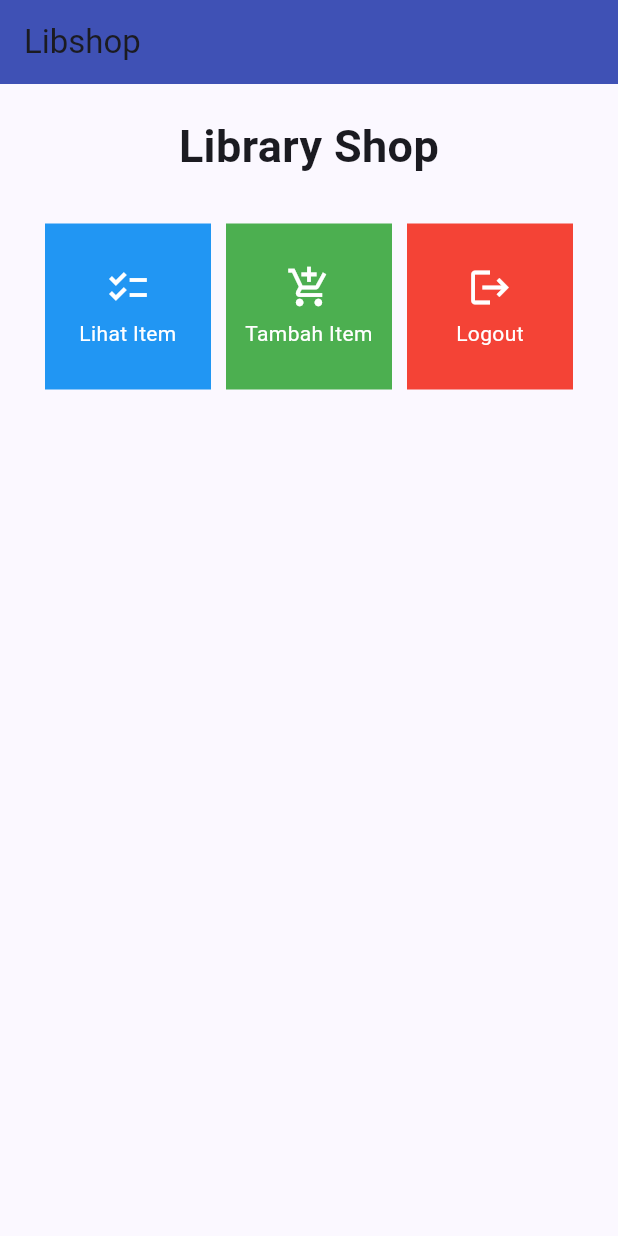
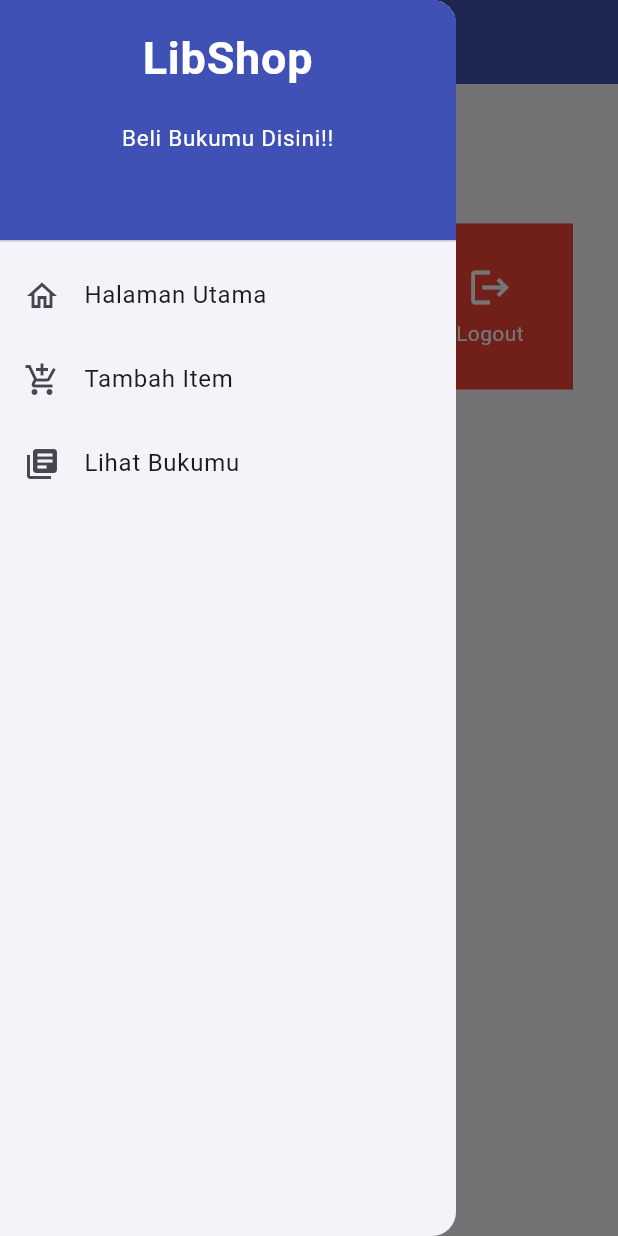
Before and after one commit to hilmiatha/libshop-mobile, a Flutter app: the screen it shows after launch, with the side drawer open (before the commit the screen has no drawer), on a phone screen of 412 x 824 dp. Run offline on Flutter 3.47's test engine with Material 2 defaults, Android fonts, the phone set to English and light mode, and no system bars.

Commit message:
finished assignment 8

```diff
--- a/lib/main.dart
+++ b/lib/main.dart
@@ -1,5 +1,5 @@
 import 'package:flutter/material.dart';
-import 'package:libshop_mobile/menu.dart';
+import 'package:libshop_mobile/screens/menu.dart';
 
 void main() {
   runApp(const MyApp());
--- a/lib/menu.dart
+++ b/lib/screens/menu.dart
@@ -1,4 +1,7 @@
 import 'package:flutter/material.dart';
+import 'package:libshop_mobile/widgets/left_drawer.dart';
+import 'package:libshop_mobile/screens/shoplist_form.dart';
+import 'package:libshop_mobile/widgets/shop_card.dart';
 
 class MyHomePage extends StatelessWidget {
   MyHomePage({Key? key}) : super(key: key);
@@ -22,6 +25,7 @@
           'Libshop',
         ),
       ),
+      drawer: const LeftDrawer(),
       body: SingleChildScrollView(
         // Widget wrapper yang dapat discroll
         child: Padding(
@@ -62,13 +66,7 @@
     );
   }
 }
-class ShopItem {
-  final String name;
-  final IconData icon;
-  final Color color;
 
-  ShopItem(this.name, this.icon,this.color);
-}
 
 class ShopCard extends StatelessWidget {
   final ShopItem item;
@@ -87,6 +85,11 @@
             ..hideCurrentSnackBar()
             ..showSnackBar(SnackBar(
                 content: Text("Kamu telah menekan tombol ${item.name}!")));
+          // Navigate ke route yang sesuai (tergantung jenis tombol)
+          if (item.name == "Tambah Item") {
+            Navigator.push(context,
+                MaterialPageRoute(builder: (context) => const ShopFormPage()));
+          }
         },
         child: Container(
           // Container untuk menyimpan Icon dan Text
--- /dev/null
+++ b/lib/widgets/globals.dart
@@ -0,0 +1,4 @@
+library libshop_mobile.globals;
+import 'package:libshop_mobile/screens/shoplist_form.dart';
+
+List<Buku> semuaBuku = [];
--- /dev/null
+++ b/lib/widgets/left_drawer.dart
@@ -0,0 +1,82 @@
+import 'package:flutter/material.dart';
+import 'package:libshop_mobile/screens/menu.dart';
+import 'package:libshop_mobile/screens/shoplist_form.dart';
+import 'package:libshop_mobile/screens/data_buku.dart';
+
+
+
+class LeftDrawer extends StatelessWidget {
+  const LeftDrawer({super.key});
+
+  @override
+  Widget build(BuildContext context) {
+    return Drawer(
+      child: ListView(
+        children: [
+          const DrawerHeader(
+            decoration: BoxDecoration(
+              color: Colors.indigo,
+            ),
+            child: Column(
+              children: [
+                Text(
+                  'LibShop',
+                  textAlign: TextAlign.center,
+                  style: TextStyle(
+                    fontSize: 30,
+                    fontWeight: FontWeight.bold,
+                    color: Colors.white,
+                  ),
+                ),
+                Padding(padding: EdgeInsets.all(10)),
+                Text("Beli Bukumu Disini!!",
+                  textAlign: TextAlign.center,
+                  style: TextStyle(
+                    fontSize: 15,
+                    fontWeight: FontWeight.normal,
+                    color: Colors.white,
+                  ),
+                ),
+              ],
+            ),
+          ),
+          ListTile(
+            leading: const Icon(Icons.home_outlined),
+            title: const Text('Halaman Utama'),
+            // Bagian redirection ke MyHomePage
+            onTap: () {
+              Navigator.pushReplacement(
+                  context,
+                  MaterialPageRoute(
+                    builder: (context) => MyHomePage(),
+                  ));
+            },
+          ),
+          ListTile(
+            leading: const Icon(Icons.add_shopping_cart),
+            title: const Text('Tambah Item'),
+            // Bagian redirection ke ShopFormPage
+            onTap: () {
+              Navigator.pushReplacement(
+                  context,
+                  MaterialPageRoute(
+                    builder: (context) => const ShopFormPage(),
+                  ));
+            },
+          ),
+          ListTile(
+            leading: const Icon(Icons.library_books),
+            title: const Text('Lihat Bukumu'),
+            onTap: () {
+              Navigator.pushReplacement(
+                  context,
+                  MaterialPageRoute(
+                    builder: (context) => const DataBukuPage(),
+                  ));
+            },
+          ),
+        ],
+      ),
+    );
+  }
+}
--- /dev/null
+++ b/lib/widgets/shop_card.dart
@@ -0,0 +1,9 @@
+import 'package:flutter/material.dart';
+
+class ShopItem {
+  final String name;
+  final IconData icon;
+  final Color color;
+
+  ShopItem(this.name, this.icon,this.color);
+}
```
Also changed, not shown: lib/screens/data_buku.dart (added, +46 -0 lines), lib/screens/shoplist_form.dart (added, +183 -0 lines), 1 other file.
